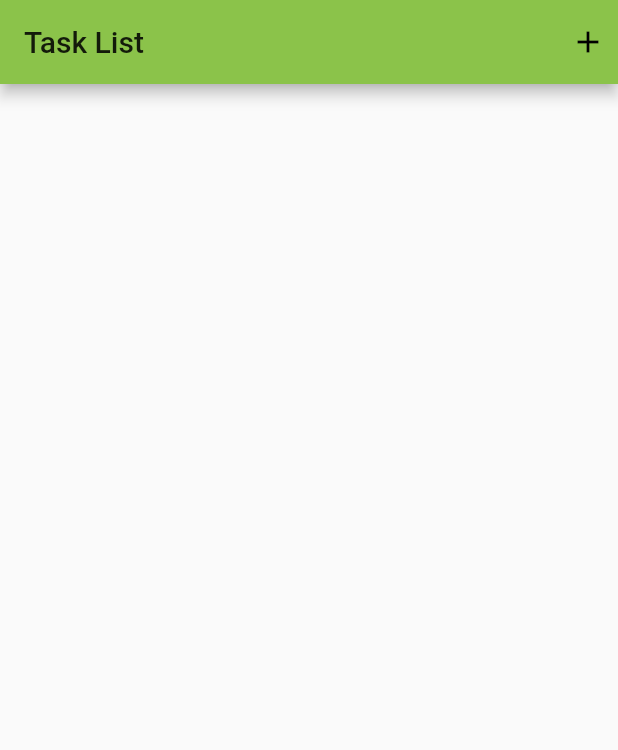
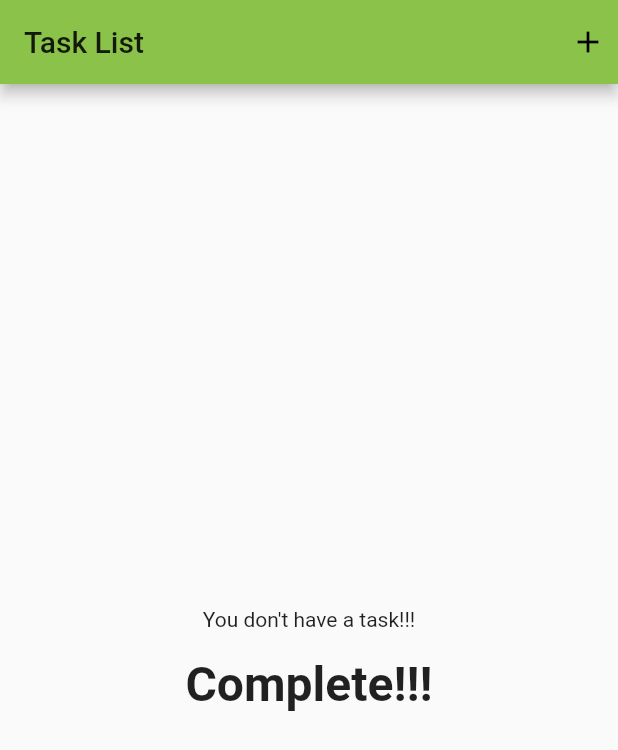
Before and after one commit to yamatatsu10969/todo_app_yamatatsu, a Flutter app: the screen it shows after launch, on a phone screen of 412 x 824 dp. Shown: the top 750 px of the screen. Run offline on Flutter 3.47's test engine with Material 2 defaults, Android fonts, the phone set to English and light mode, and no system bars.

Commit message:
add empty view

```diff
--- a/lib/screen/task_screen/task_list_view.dart
+++ b/lib/screen/task_screen/task_list_view.dart
@@ -16,6 +16,9 @@ class TaskListView extends StatelessWidget {
   @override
   Widget build(BuildContext context) {
     return Consumer<TaskViewModel>(builder: (context, taskViewModel, _) {
+      if (taskViewModel.tasks.isEmpty) {
+        return _emptyView();
+      }
       return ListView.separated(
           itemBuilder: (context, index) {
             var task = taskViewModel.tasks[index];
@@ -66,4 +69,23 @@ class TaskListView extends StatelessWidget {
       ),
     );
   }
+
+  Widget _emptyView() {
+    return Center(
+      child: Column(
+        mainAxisAlignment: MainAxisAlignment.center,
+        children: <Widget>[
+          Text("You don't have a task!!!"),
+          SizedBox(height: 16),
+          Text(
+            'Complete!!!',
+            style: TextStyle(
+              fontWeight: FontWeight.bold,
+              fontSize: 32,
+            ),
+          ),
+        ],
+      ),
+    );
+  }
 }
```
